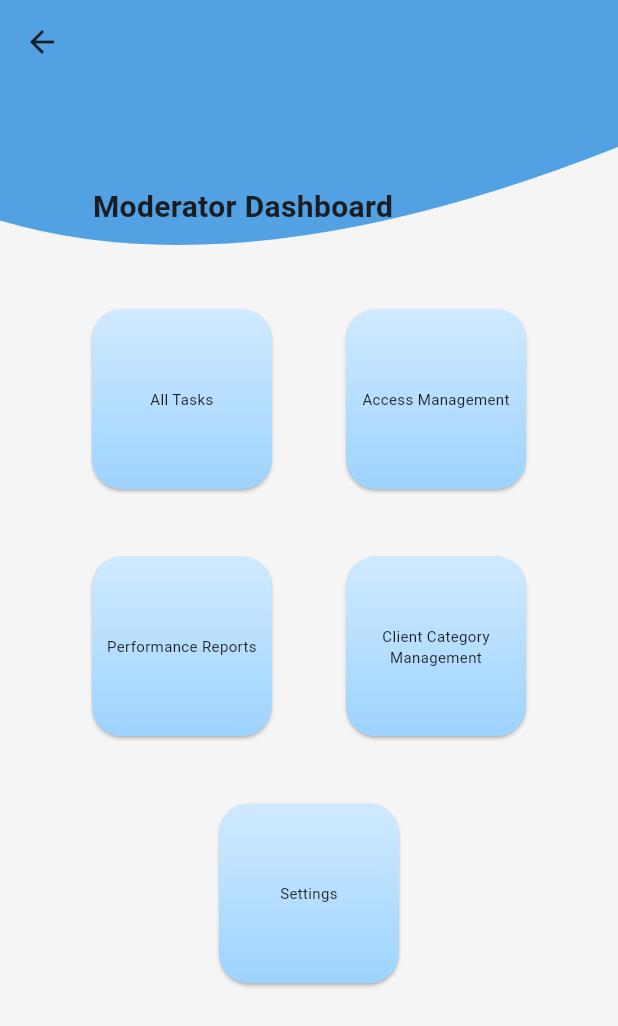
After one commit to zainab-frfr/OAAP, a Flutter app: the ModeratorDashboard screen opened directly, on a phone screen of 412 x 824 dp. The commit adds this screen. Shown: the top 1026 px of the screen. Run offline on Flutter 3.47's test engine with Material 3 defaults, Android fonts, the phone set to English and light mode, and no system bars; our stand-ins replace bloc, cloud_firestore, dotted_line, firebase_auth, firebase_core, flutter_bloc and 5 more; accounts and stored records are empty; network calls fail.

Commit message:
moderator view set wuho

```diff
--- /dev/null
+++ b/lib/dashboards/moderator_management.dart
@@ -0,0 +1,160 @@
+import 'package:flutter/material.dart';
+import 'package:flutter_bloc/flutter_bloc.dart';
+import 'package:oaap/access_management/data/user_model.dart';
+import 'package:oaap/authentication/data/curr_user.dart';
+import 'package:oaap/dashboards/widgets/admin_action_tile.dart';
+import 'package:oaap/performance_reports/ui/views/performance_employee_view.dart';
+import 'package:oaap/settings/bloc/theme_bloc.dart';
+import 'widgets/my_round_appbar.dart';
+
+// ignore: must_be_immutable
+class   ModeratorDashboard extends StatefulWidget {
+  const ModeratorDashboard({super.key});
+
+  @override
+  State<ModeratorDashboard> createState() => _ModeratorDashboardState();
+}
+
+class _ModeratorDashboardState extends State<ModeratorDashboard> {
+  List<Color> colorsLight = [
+    const Color.fromARGB(255, 208, 234, 255),
+    const Color.fromARGB(255, 157, 211, 255),
+  ];
+
+  List<Color> colorsDark = [
+    const Color.fromARGB(255, 103, 102, 102),
+    const Color.fromARGB(255, 59, 59, 59)
+  ];
+
+  @override
+  void didChangeDependencies() {
+    super.didChangeDependencies();
+    if(context.watch<ThemeBloc>().state.themeString == 'System Theme'){
+      context.read<ThemeBloc>().add(ThemeChanged(theme: 'System Theme', context: context));
+    }
+  }
+
+  @override
+  Widget build(BuildContext context) {
+    Brightness mode = context.select((ThemeBloc bloc) => bloc.state.brightness);
+
+    return Scaffold(
+          body: Stack(
+            children: [
+              Positioned(
+                top: 0,
+                left: 0,
+                right: 0,
+                child: PreferredSize(
+                  preferredSize: const Size.fromHeight(kToolbarHeight + 20),
+                  child: AppBar(
+                    shape: const CustomAppBarShape(),
+                    backgroundColor: (mode == Brightness.light)
+                        ? const Color.fromARGB(255, 81, 161, 227)
+                        : const Color.fromARGB(255, 38, 37, 37),
+                    elevation: 0,
+                  ),
+                ),
+              ),
+              Positioned(
+                  top: MediaQuery.sizeOf(context).height * 0.15,
+                  left: MediaQuery.sizeOf(context).width * 0.15,
+                  child: const Text(
+                    'Moderator Dashboard',
+                    style: TextStyle(fontWeight: FontWeight.bold, fontSize: 20),
+                  )),
+              Positioned(
+                  top: MediaQuery.sizeOf(context).height * 0.25,
+                  child: Padding(
+                    padding: const EdgeInsets.symmetric(horizontal: 20),
+                    child: SizedBox(
+                      width: MediaQuery.sizeOf(context).width - 40,
+                      child: Row(
+                        mainAxisAlignment: MainAxisAlignment.center,
+                        children: [
+                          ActionTile(
+                              onTap: () {
+                                Navigator.pushNamed(
+                                    context, '/taskManagement');
+                              },
+                              colors: (mode == Brightness.light)
+                                  ? colorsLight
+                                  : colorsDark,
+                              text: 'All Tasks'),
+                          SizedBox(
+                            width: MediaQuery.sizeOf(context).width * 0.12,
+                          ),
+                          ActionTile(
+                              onTap: () {
+                                Navigator.pushNamed(
+                                    context, '/accessManagement');
+                              },
+                              colors: (mode == Brightness.light)
+                                  ? colorsLight
+                                  : colorsDark,
+                              text: 'Access Management')
+                        ],
+                      ),
+                    ),
+                  )),
+              Positioned(
+                  top: MediaQuery.sizeOf(context).height * 0.45,
+                  child: Padding(
+                    padding: const EdgeInsets.symmetric(horizontal: 20),
+                    child: SizedBox(
+                      width: MediaQuery.sizeOf(context).width - 40,
+                      child: Row(
+                        mainAxisAlignment: MainAxisAlignment.center,
+                        children: [
+                          ActionTile(
+                              onTap: () async{
+                                User currUser = await CurrentUser().getCurrentUser();
+                                // ignore: use_build_context_synchronously
+                                Navigator.push(context, MaterialPageRoute(builder: (context) => EmployeePerformanceReport(userEmail: currUser.email,userName: currUser.username,),));
+                              },
+                              colors: (mode == Brightness.light)
+                                  ? colorsLight
+                                  : colorsDark,
+                              text: 'Performance Reports'),
+                          SizedBox(
+                            width: MediaQuery.sizeOf(context).width * 0.12,
+                          ),
+                          ActionTile(
+                              onTap: () {
+                                Navigator.pushNamed(
+                                    context, '/clientCategoryManagement');
+                              },
+                              colors: (mode == Brightness.light)
+                                  ? colorsLight
+                                  : colorsDark,
+                              text: 'Client Category Management')
+                        ],
+                      ),
+                    ),
+                  )),
+              Positioned(
+                  top: MediaQuery.sizeOf(context).height * 0.65,
+                  child: Padding(
+                    padding: const EdgeInsets.symmetric(horizontal: 20),
+                    child: SizedBox(
+                      width: MediaQuery.sizeOf(context).width - 40,
+                      child: Row(
+                        mainAxisAlignment: MainAxisAlignment.center,
+                        children: [
+                          ActionTile(
+                              onTap: () {
+                                Navigator.pushNamed(context, '/settings');
+                              },
+                              colors: (mode == Brightness.light)
+                                  ? colorsLight
+                                  : colorsDark,
+                              text: 'Settings')
+                        ],
+                      ),
+                    ),
+                  )),
+            ],
+          ),
+        );
+  }
+}
--- a/lib/home.dart
+++ b/lib/home.dart
@@ -2,6 +2,7 @@ import 'package:flutter/material.dart';
 import 'package:oaap/authentication/services/auth_service.dart';
 import 'package:oaap/dashboards/admin_dashboard.dart';
 import 'package:oaap/dashboards/employee_dashboard.dart';
+import 'package:oaap/dashboards/moderator_management.dart';
 //import 'package:oaap/client_category_management/ui_components/client_category_page.dart';
 
 class MyHomePage extends StatefulWidget {
@@ -31,9 +32,7 @@ class _MyHomePageState extends State<MyHomePage> {
       return const AdminDashboard();  //const MyClientCategoryPage();
     }
     else if (role == 'moderator'){
-      return const Center(
-        child: Text('subadmin page'),
-      );
+      return const ModeratorDashboard();
     }else if (role == 'employee'){
       return const EmployeeDashboard();
     }else{
```
